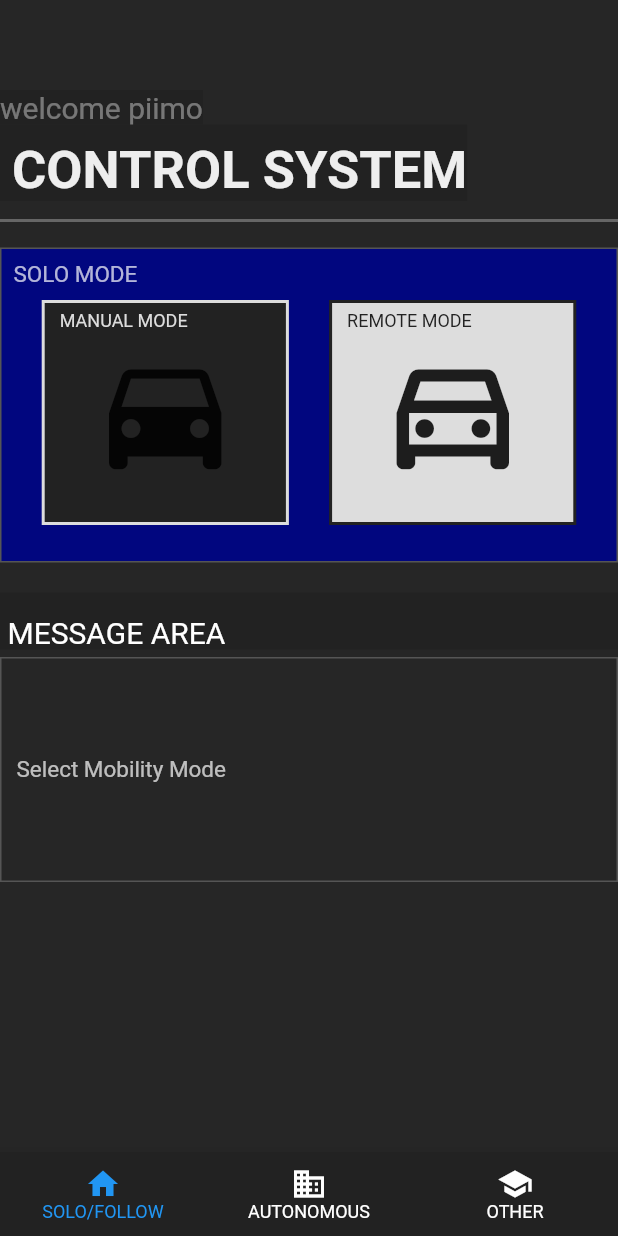
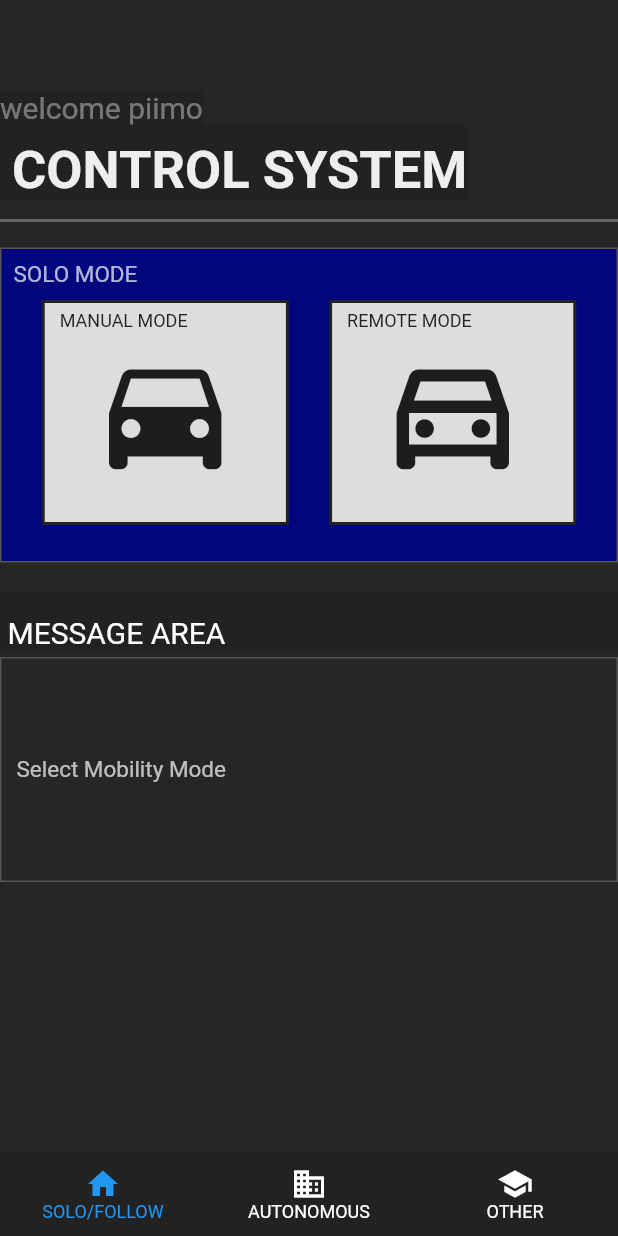
Before and after one commit to sota1111/flut, a Flutter app: the screen it shows after launch, after a tap on "MANUAL MODE", on a phone screen of 412 x 824 dp. Run offline on Flutter 3.47's test engine with Material 2 defaults, Android fonts, the phone set to English and light mode, and no system bars; our stand-ins replace flutter_riverpod, hive, hive_flutter, screenshot, share_plus; accounts and stored records are empty.

Commit message:
reverpodへの置き換え。コンパイルOK。動作未確認。

```diff
--- a/robot_ui/lib/main.dart
+++ b/robot_ui/lib/main.dart
@@ -1,5 +1,6 @@
 import 'package:flutter/cupertino.dart';
 import 'package:flutter/material.dart';
+import 'package:flutter_riverpod/flutter_riverpod.dart';
 import 'upper_area.dart';
 import 'manual_remote.dart';
 import 'follow.dart';
@@ -7,14 +8,19 @@ import 'message_area.dart';
 import 'bottom_navi.dart';
 
 void main() {
-  runApp(MyApp());
+  runApp(
+    ProviderScope(
+      child: MyApp(),
+    ),
+  );
 }
 
 class MyApp extends StatelessWidget {
   @override
   Widget build(BuildContext context) {
     return MaterialApp(
-      home: Scaffold(
+        home: ProviderScope(
+      child: Scaffold(
         backgroundColor: Color(0xFF262626),
         appBar: null,
         body: Column(
@@ -27,6 +33,6 @@ class MyApp extends StatelessWidget {
         ),
         bottomNavigationBar: buildBottomNavigationBar(),
       ),
-    );
+    ));
   }
 }
--- a/robot_ui/lib/manual_remote.dart
+++ b/robot_ui/lib/manual_remote.dart
@@ -6,54 +6,30 @@ import 'common.dart';
 
 final modeProvider = StateProvider<Mode>((ref) => Mode.neutral);
 
-class ManualRemote extends StatefulWidget {
+class ManualRemote extends ConsumerWidget {
   @override
-  _ManualRemoteState createState() => _ManualRemoteState();
-}
+  Widget build(BuildContext context, WidgetRef ref) {
+    Size screenSize = MediaQuery.of(context).size;
+    final modeState = ref.watch(modeProvider.notifier);
 
-class _ManualRemoteState extends State<ManualRemote> {
-  Color colorOn = const Color(0xFF222222);
-  Color colorOff = const Color(0xFFDDDDDD);
-  late Color _colorManual;
-  late Color _colorRemote;
-  Mode _modeSelected = Mode.neutral;
 
-  _ManualRemoteState() {
-    super.initState();
-    _colorManual = colorOff;
-    _colorRemote = colorOff;
-  }
+    Color colorOn = const Color(0xFF222222);
+    Color colorOff = const Color(0xFFDDDDDD);
+    Color _colorManual = modeState.state == Mode.manual ? colorOn : colorOff;
+    Color _colorRemote = modeState.state == Mode.remote ? colorOn : colorOff;
 
-  void _changeColor(Mode modeClicked) {
-    setState(() {
-      //Mode _modeSellected = watch(modeProvider).state;
-      if (_modeSelected == modeClicked) {
-        _modeSelected = Mode.neutral;
+    void _changeColor(Mode modeClicked) {
+      if (modeState.state == modeClicked) {
+        modeState.state = Mode.neutral;
       } else {
-        _modeSelected = modeClicked;
+        modeState.state = modeClicked;
       }
-
-      if (_modeSelected == Mode.neutral) {
-        _colorManual = colorOff;
-        _colorRemote = colorOff;
-      } else if (_modeSelected == Mode.manual) {
-        _colorManual = colorOn;
-        _colorRemote = colorOff;
-      } else if (_modeSelected == Mode.remote) {
-        _colorManual = colorOff;
-        _colorRemote = colorOn;
-      }
-    });
-  }
-
-  @override
-  Widget build(BuildContext context) {
-    Size screenSize = MediaQuery.of(context).size;
+    }
 
     return Column(crossAxisAlignment: CrossAxisAlignment.start, children: [
       Container(
-        width: screenSize.width * 1.0, // 例: 幅を100に設定
-        height: 210, // 例: 高さを100に設定
+        width: screenSize.width * 1.0,
+        height: 210,
         decoration: BoxDecoration(
           color: Color(0xFF01067F),
           borderRadius: BorderRadius.circular(0),
@@ -121,7 +97,9 @@ class _ManualRemoteState extends State<ManualRemote> {
                     decoration: BoxDecoration(
                       color: _colorRemote,
                       borderRadius: BorderRadius.circular(0),
-                      border: Border.all(color: _colorRemote == colorOn ? colorOff : colorOn, width: 2),
+                      border: Border.all(
+                          color: _colorRemote == colorOn ? colorOff : colorOn,
+                          width: 2),
                     ),
                     child: Stack(
                       children: [
@@ -137,7 +115,11 @@ class _ManualRemoteState extends State<ManualRemote> {
                           left: 10,
                           child: Text(
                             'REMOTE MODE',
-                            style: TextStyle(fontSize: 12, color: _colorRemote == colorOn ? colorOff : colorOn,),
+                            style: TextStyle(
+                              fontSize: 12,
+                              color:
+                                  _colorRemote == colorOn ? colorOff : colorOn,
+                            ),
                           ),
                         ),
                       ],
```
Also changed, not shown: robot_ui/lib/common.dart (line endings or trailing spaces).
